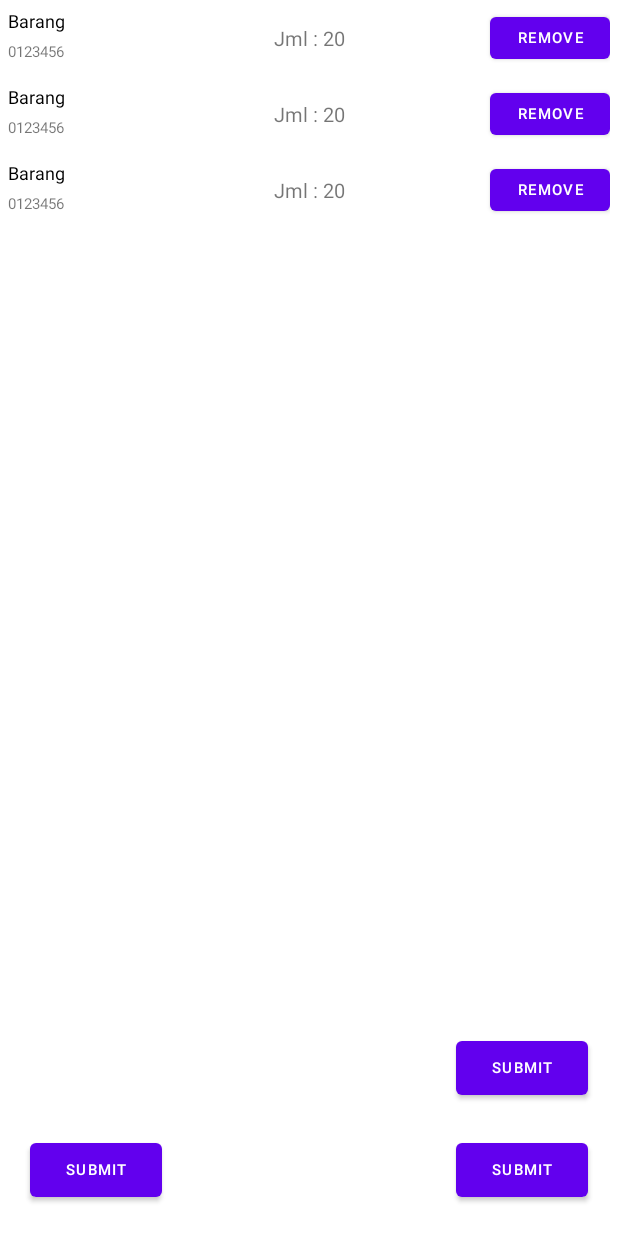
After one commit to fajar17ibrahim/pos-sederhana, an Android app: the layout activity_checkout.xml on its own in the app's theme, with its tools: preview values and no code run, on a phone screen of 412 x 824 dp. The commit adds this screen. Run offline under Robolectric (Android 15) with nearby library versions, the phone set to English and light mode, and no system bars.

Commit message:
Desain tampilan

```diff
--- /dev/null
+++ b/app/src/main/res/layout/activity_checkout.xml
@@ -0,0 +1,47 @@
+<?xml version="1.0" encoding="utf-8"?>
+<androidx.constraintlayout.widget.ConstraintLayout
+    xmlns:android="http://schemas.android.com/apk/res/android"
+    xmlns:app="http://schemas.android.com/apk/res-auto"
+    xmlns:tools="http://schemas.android.com/tools"
+    android:layout_width="match_parent"
+    android:layout_height="match_parent"
+    tools:context=".BarangActivity">
+
+    <androidx.recyclerview.widget.RecyclerView
+        android:layout_width="match_parent"
+        android:layout_height="wrap_content"
+        app:layout_constraintTop_toTopOf="parent"
+        app:layout_constraintStart_toStartOf="parent"
+        tools:listitem="@layout/adapter_check_out" />
+
+        <Button
+            android:id="@+id/btn_submit"
+            android:layout_width="wrap_content"
+            android:layout_height="wrap_content"
+            android:text="Submit"
+            android:layout_margin="20dp"
+            android:textSize="10dp"
+            app:layout_constraintEnd_toEndOf="parent"
+            app:layout_constraintBottom_toBottomOf="parent" />
+
+    <Button
+        android:id="@+id/btn_cancel"
+        android:layout_width="wrap_content"
+        android:layout_height="wrap_content"
+        android:text="Submit"
+        android:layout_margin="20dp"
+        android:textSize="10dp"
+        app:layout_constraintStart_toStartOf="parent"
+        app:layout_constraintBottom_toBottomOf="parent" />
+
+    <Button
+        android:id="@+id/btn_save"
+        android:layout_width="wrap_content"
+        android:layout_height="wrap_content"
+        android:text="Submit"
+        android:layout_margin="20dp"
+        android:textSize="10dp"
+        app:layout_constraintEnd_toEndOf="parent"
+        app:layout_constraintBottom_toTopOf="@+id/btn_submit" />
+
+</androidx.constraintlayout.widget.ConstraintLayout>
--- /dev/null
+++ b/app/src/main/res/layout/adapter_check_out.xml
@@ -0,0 +1,47 @@
+<?xml version="1.0" encoding="utf-8"?>
+<androidx.constraintlayout.widget.ConstraintLayout xmlns:android="http://schemas.android.com/apk/res/android"
+    xmlns:app="http://schemas.android.com/apk/res-auto"
+    android:layout_width="match_parent"
+    android:layout_height="wrap_content"
+    android:padding="5dp">
+
+    <TextView
+        android:id="@+id/tv_barang"
+        android:layout_width="wrap_content"
+        android:layout_height="wrap_content"
+        android:text="Barang"
+        android:textColor="@color/black"
+        android:textSize="12dp"
+        app:layout_constraintStart_toStartOf="parent"
+        app:layout_constraintTop_toTopOf="parent" />
+
+    <TextView
+        android:layout_width="wrap_content"
+        android:layout_height="wrap_content"
+        android:layout_marginTop="5dp"
+        android:text="0123456"
+        android:textSize="10dp"
+        app:layout_constraintStart_toStartOf="parent"
+        app:layout_constraintTop_toBottomOf="@+id/tv_barang" />
+
+    <TextView
+        android:layout_width="wrap_content"
+        android:layout_height="wrap_content"
+        android:text="Jml : 20"
+        android:textSize="13dp"
+        app:layout_constraintBottom_toBottomOf="parent"
+        app:layout_constraintEnd_toEndOf="@+id/btn_del"
+        app:layout_constraintStart_toStartOf="parent"
+        app:layout_constraintTop_toTopOf="parent" />
+
+    <Button
+        android:id="@+id/btn_del"
+        android:layout_width="80dp"
+        android:layout_height="40dp"
+        android:text="Remove"
+        android:textSize="10dp"
+        app:layout_constraintBottom_toBottomOf="parent"
+        app:layout_constraintEnd_toEndOf="parent"
+        app:layout_constraintTop_toTopOf="parent" />
+
+</androidx.constraintlayout.widget.ConstraintLayout>
```
Also changed, not shown: app/src/main/AndroidManifest.xml (+12 -0 lines), app/src/main/java/com/example/pos_sederhana/BarangActivity.java (added, +14 -0 lines), app/src/main/java/com/example/pos_sederhana/CartActivity.java (added, +14 -0 lines), app/src/main/java/com/example/pos_sederhana/CheckoutActivity.java (added, +14 -0 lines), app/src/main/java/com/example/pos_sederhana/TransaksiActivity.java (added, +14 -0 lines), app/src/main/java/com/example/pos_sederhana/helper/DBHelper.java (added, +39 -0 lines), app/src/main/java/com/example/pos_sederhana/model/Barang.java (added, +41 -0 lines), app/src/main/res/layout/activity_barang.xml (added, +27 -0 lines), app/src/main/res/layout/activity_cart.xml (added, +17 -0 lines), app/src/main/res/layout/activity_main.xml (+21 -5 lines), app/src/main/res/layout/activity_transaksi.xml (added, +27 -0 lines), app/src/main/res/layout/adapter_barang.xml (added, +58 -0 lines), app/src/main/res/layout/adapter_cart.xml (added, +47 -0 lines), app/src/main/res/layout/adapter_transaksi.xml (added, +37 -0 lines).
